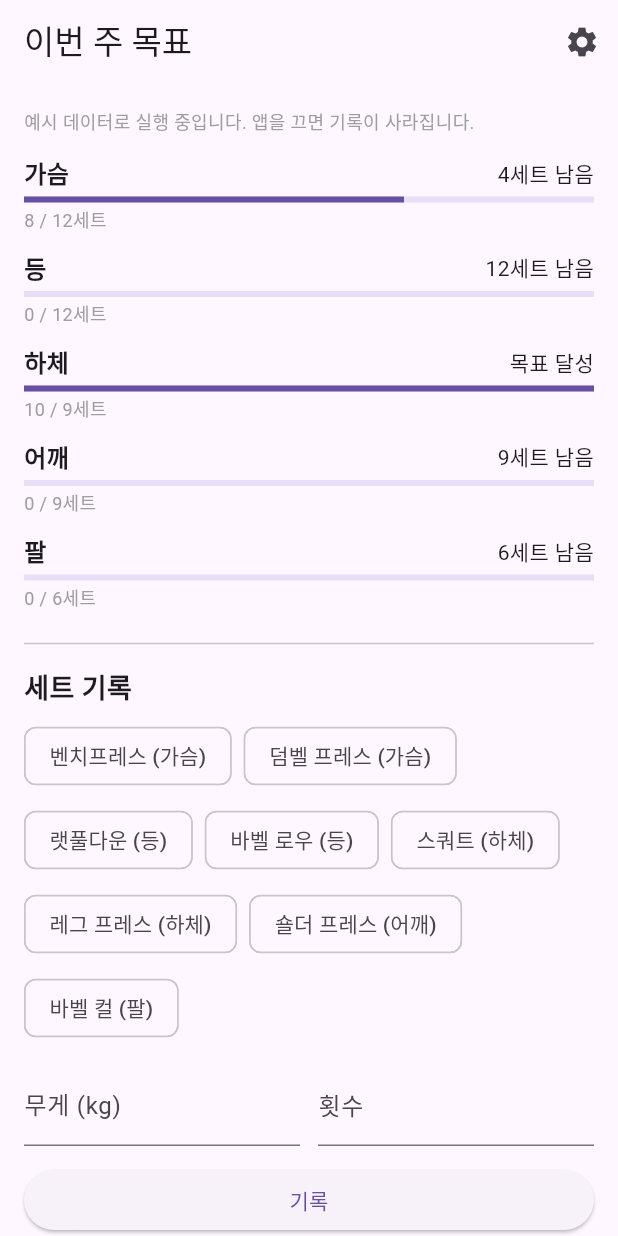
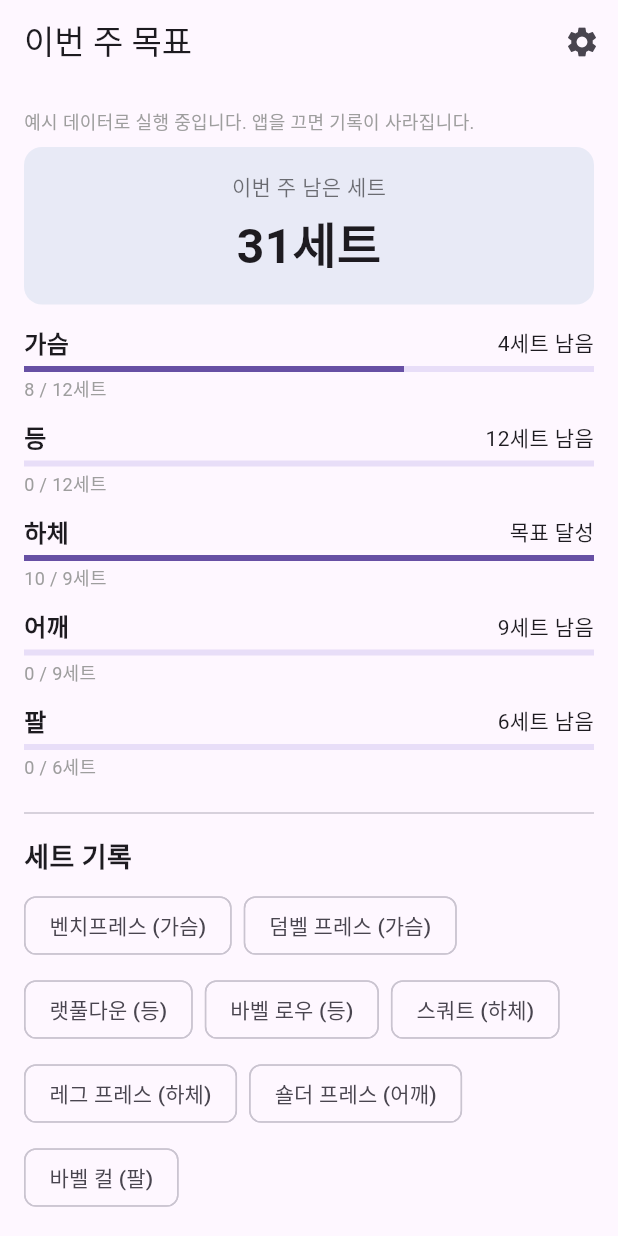
Before and after one commit to chuns3hun/workout-log, a Flutter app: the screen it shows after launch, on a phone screen of 412 x 824 dp. Run offline on Flutter 3.47's test engine with Material 3 defaults, Android fonts, the phone set to English and light mode, and no system bars.

Commit message:
첫 화면에 이번 주 남은 세트 합계 표시

```diff
--- a/lib/main.dart
+++ b/lib/main.dart
@@ -105,6 +105,11 @@ class _WeeklyGoalScreenState extends State<WeeklyGoalScreen> {
     return left < 0 ? 0 : left;
   }
 
+  // 부위별 남은 세트를 더한 값. 목표를 넘긴 부위는 0으로 세서 다른 부위 남은 세트를 깎지 않는다.
+  int totalRemainingSets() {
+    return parts.fold(0, (sum, part) => sum + remainingSets(part));
+  }
+
   // 직전 기록도 따로 저장하지 않고, 그 종목의 가장 마지막 기록을 찾는다.
   // 기록은 시간 순서대로 리스트 뒤에 붙으니 뒤에서부터 찾으면 된다.
   SetRecord? lastRecordOf(Exercise exercise) {
@@ -200,6 +205,8 @@ class _WeeklyGoalScreenState extends State<WeeklyGoalScreen> {
               style: TextStyle(fontSize: 12, color: Colors.grey),
             ),
             const SizedBox(height: 8),
+            _buildTotalRemaining(),
+            const SizedBox(height: 8),
             for (final part in parts) _buildPartProgress(part),
             const Divider(height: 32),
             const Text(
@@ -271,6 +278,28 @@ class _WeeklyGoalScreenState extends State<WeeklyGoalScreen> {
             ),
           ],
         ),
+      ),
+    );
+  }
+
+  Widget _buildTotalRemaining() {
+    final total = totalRemainingSets();
+
+    return Container(
+      padding: const EdgeInsets.symmetric(vertical: 16),
+      decoration: BoxDecoration(
+        color: Colors.indigo.shade50,
+        borderRadius: BorderRadius.circular(12),
+      ),
+      child: Column(
+        children: [
+          const Text('이번 주 남은 세트', style: TextStyle(color: Colors.black54)),
+          const SizedBox(height: 4),
+          Text(
+            total == 0 ? '이번 주 목표 모두 달성' : '$total세트',
+            style: const TextStyle(fontSize: 32, fontWeight: FontWeight.bold),
+          ),
+        ],
       ),
     );
   }
```
Also changed, not shown: 1 other file.
